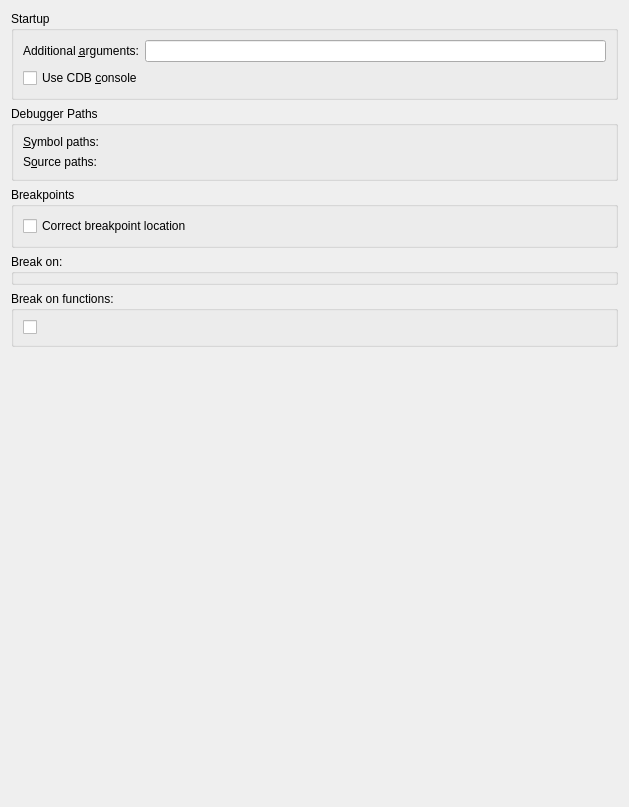
The window that src/plugins/debugger/cdb/cdboptionspagewidget.ui (qt-creator/qt-creator) describes before a commit, drawn with Qt 5.
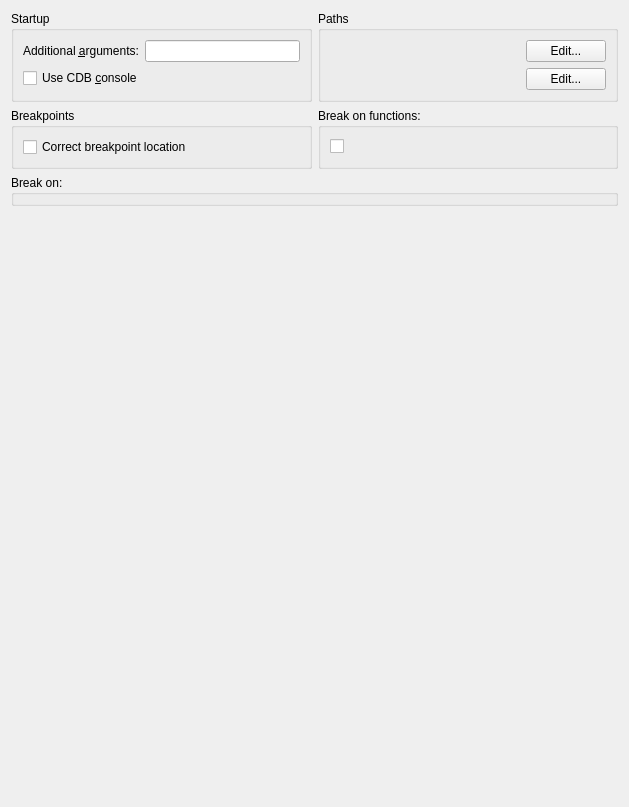
The same window after the commit. Custom widgets are drawn as their Qt base class.

Commit message:
Clean up CDB options page, make room for further options.
Introduce grid layout and columns. Move the paths to separate
dialogs, saving space. Fix search keywords.

Task-number: QTCREATORBUG-8141

Patch:
```diff
--- a/src/plugins/debugger/cdb/cdboptionspagewidget.ui
+++ b/src/plugins/debugger/cdb/cdboptionspagewidget.ui
@@ -12,8 +12,8 @@
   </property>
   <layout class="QVBoxLayout" name="verticalLayout">
    <item>
-    <layout class="QHBoxLayout" name="horizontalLayout">
-     <item>
+    <layout class="QGridLayout" name="gridLayout_2">
+     <item row="0" column="0">
       <widget class="QGroupBox" name="cdbPathGroupBox">
        <property name="title">
         <string extracomment="Placeholder">Startup</string>
@@ -54,47 +54,50 @@
        </layout>
       </widget>
      </item>
-    </layout>
-   </item>
-   <item>
-    <widget class="QGroupBox" name="startupGroupBox">
+     <item row="0" column="1">
+      <widget class="QGroupBox" name="pathGroupBox">
      <property name="title">
-      <string>Debugger Paths</string>
-     </property>
-     <layout class="QFormLayout" name="pathFormLayout">
-      <property name="fieldGrowthPolicy">
-       <enum>QFormLayout::AllNonFixedFieldsGrow</enum>
-      </property>
+        <string>Paths</string>
+       </property>
+       <layout class="QGridLayout" name="gridLayout">
       <item row="0" column="0">
        <widget class="QLabel" name="symbolPathLabel">
-        <property name="text">
-         <string>&amp;Symbol paths:</string>
-        </property>
-        <property name="buddy">
-         <cstring>symbolPathListEditor</cstring>
+          <property name="sizePolicy">
+           <sizepolicy hsizetype="MinimumExpanding" vsizetype="Preferred">
+            <horstretch>0</horstretch>
+            <verstretch>0</verstretch>
+           </sizepolicy>
         </property>
        </widget>
       </item>
       <item row="0" column="1">
-       <widget class="Debugger::Internal::CdbSymbolPathListEditor" name="symbolPathListEditor" native="true"/>
+         <widget class="QPushButton" name="symbolPathButton">
+          <property name="text">
+           <string>Edit...</string>
+          </property>
+         </widget>
       </item>
       <item row="1" column="0">
        <widget class="QLabel" name="sourcePathLabel">
-        <property name="text">
-         <string>S&amp;ource paths:</string>
-        </property>
-        <property name="buddy">
-         <cstring>sourcePathListEditor</cstring>
+          <property name="sizePolicy">
+           <sizepolicy hsizetype="MinimumExpanding" vsizetype="Preferred">
+            <horstretch>0</horstretch>
+            <verstretch>0</verstretch>
+           </sizepolicy>
         </property>
        </widget>
       </item>
       <item row="1" column="1">
-       <widget class="Utils::PathListEditor" name="sourcePathListEditor" native="true"/>
+         <widget class="QPushButton" name="sourcePathButton">
+          <property name="text">
+           <string>Edit...</string>
+          </property>
+         </widget>
       </item>
      </layout>
     </widget>
    </item>
-   <item>
+     <item row="1" column="0">
     <widget class="QGroupBox" name="breakpointsGroupBox">
      <property name="title">
       <string>Breakpoints</string>
@@ -113,14 +116,7 @@
      </layout>
     </widget>
    </item>
-   <item>
-    <widget class="QGroupBox" name="eventGroupBox">
-     <property name="title">
-      <string>Break on:</string>
-     </property>
-    </widget>
-   </item>
-   <item>
+     <item row="1" column="1">
     <widget class="QGroupBox" name="breakFunctionGroupBox">
      <property name="title">
       <string>Break on functions:</string>
@@ -132,6 +128,15 @@
      </layout>
     </widget>
    </item>
+     <item row="2" column="0" colspan="2">
+      <widget class="QGroupBox" name="eventGroupBox">
+       <property name="title">
+        <string>Break on:</string>
+       </property>
+      </widget>
+     </item>
+    </layout>
+   </item>
    <item>
     <spacer name="verticalSpacer">
      <property name="orientation">
@@ -147,20 +152,6 @@
    </item>
   </layout>
  </widget>
- <customwidgets>
-  <customwidget>
-   <class>Utils::PathListEditor</class>
-   <extends>QWidget</extends>
-   <header location="global">utils/pathlisteditor.h</header>
-   <container>1</container>
-  </customwidget>
-  <customwidget>
-   <class>Debugger::Internal::CdbSymbolPathListEditor</class>
-   <extends>QWidget</extends>
-   <header location="global">cdbsymbolpathlisteditor.h</header>
-   <container>1</container>
-  </customwidget>
- </customwidgets>
  <resources/>
  <connections/>
 </ui>
```
Lines whose indentation alone changed are shown as unchanged. The commit also changes 2 other files.
